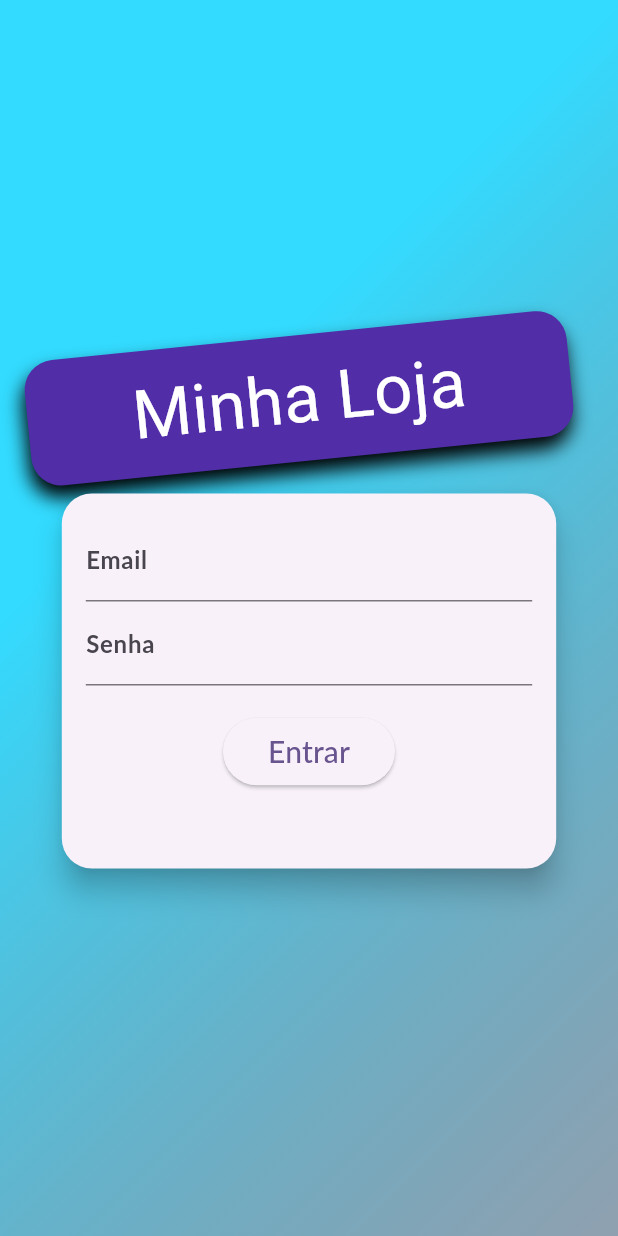
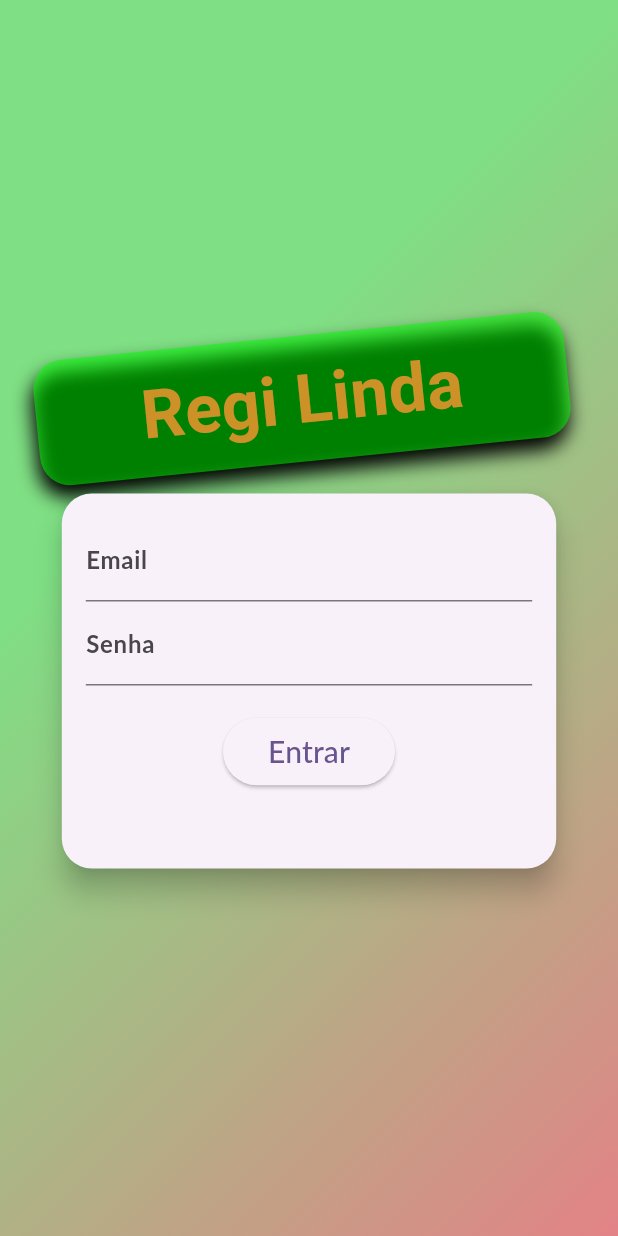
Before and after one commit to JonesCunha/shop_course, a Flutter app: the screen it shows after launch, on a phone screen of 412 x 824 dp. Run offline on Flutter 3.47's test engine with Material 3 defaults, Android fonts, the phone set to English and light mode, and no system bars; Roboto replaces fonts that are missing (Anton, Lato).

Commit message:
projeto Auth versao 0.2, melhorias na tela

```diff
--- a/lib/components/auth_form.dart
+++ b/lib/components/auth_form.dart
@@ -2,6 +2,7 @@
 
 import 'package:flutter/material.dart';
 import 'package:shop_curse/extensions/string_extensions.dart';
+import 'package:shop_curse/utils/app_routes.dart';
 
 class AuthForm extends StatefulWidget {
   const AuthForm({super.key});
@@ -13,11 +14,14 @@ class AuthForm extends StatefulWidget {
 enum AuthMode { login, signUp }
 
 class _AuthFormState extends State<AuthForm> {
-  final _emailController = TextEditingController();
+  // final _emailController = TextEditingController();
   final _passwordController = TextEditingController();
   AuthMode _authMode = AuthMode.login;
 
-  void _submitForm() {}
+  void _submitForm() {
+    //Adicionado navigator por enquanto.
+    Navigator.of(context).pushReplacementNamed(AppRoutes.HOME);
+  }
 
   Map<String, String> _authData = {'email': '', 'password': ''};
 
@@ -40,8 +44,8 @@ class _AuthFormState extends State<AuthForm> {
                 onSaved: (email) => _authData['email'] = email ?? '',
                 validator: (email) {
                   final _email = email ?? '';
-                  if(_email.trim().isEmpty || !_email.isValidEmail()){
-                      return 'Informe um email válido';
+                  if (_email.trim().isEmpty || !_email.isValidEmail()) {
+                    return 'Informe um email válido';
                   }
                   return null;
                 },
@@ -54,7 +58,7 @@ class _AuthFormState extends State<AuthForm> {
                 controller: _passwordController,
                 validator: (password) {
                   final _password = password ?? '';
-                  if(_password.isEmpty || _password.length < 5){
+                  if (_password.isEmpty || _password.length < 5) {
                     return 'Informe uma senha válida';
                   }
                   return null;
@@ -67,7 +71,7 @@ class _AuthFormState extends State<AuthForm> {
                   obscureText: true,
                   validator: (password) {
                     final _password = password ?? '';
-                    if(_password != _passwordController.text){
+                    if (_password != _passwordController.text) {
                       return 'As senhas não coincidem';
                     }
                     return null;
--- a/lib/pages/auth_page.dart
+++ b/lib/pages/auth_page.dart
@@ -18,8 +18,8 @@ class AuthPage extends StatelessWidget {
             decoration: BoxDecoration(
               gradient: LinearGradient(
                 colors: [
-                  Color.fromRGBO(0, 212, 255, 0.8),
-                  Color.fromRGBO(33, 75, 98, 0.5)
+                  Color.fromRGBO(0, 200, 10, 0.5),
+                  Color.fromRGBO(200, 15, 15, 0.5)
                 ],
                 begin: Alignment.centerLeft,
                 end: Alignment.bottomRight,
@@ -37,10 +37,10 @@ class AuthPage extends StatelessWidget {
                     vertical: 10,
                     horizontal: 70,
                   ),
-                  transform: Matrix4.rotationZ(-8 * pi / 250)..translate(-10.0),
+                  transform: Matrix4.rotationZ(-8 * pi / 250)..translate(-8.0),
                   decoration: BoxDecoration(
                       borderRadius: BorderRadius.circular(20),
-                      color: Colors.deepPurple.shade700,
+                      color: Color.fromRGBO(0, 255, 0, 0.5),
                       boxShadow: [
                         BoxShadow(
                             blurRadius: 10,
@@ -48,11 +48,12 @@ class AuthPage extends StatelessWidget {
                             offset: Offset(-2, 8))
                       ]),
                   child: Text(
-                    'Minha Loja',
+                    'Regi Linda',
                     style: TextStyle(
                       fontSize: 45,
+                      fontWeight: FontWeight.bold,
                       fontFamily: 'Anton',
-                      color: Colors.white,
+                      color: Color.fromRGBO(255, 150, 50, 0.8),
                     ),
                   ),
                 ),
```
Also changed, not shown: lib/components/product_grid_item.dart (+32 -16 lines).
